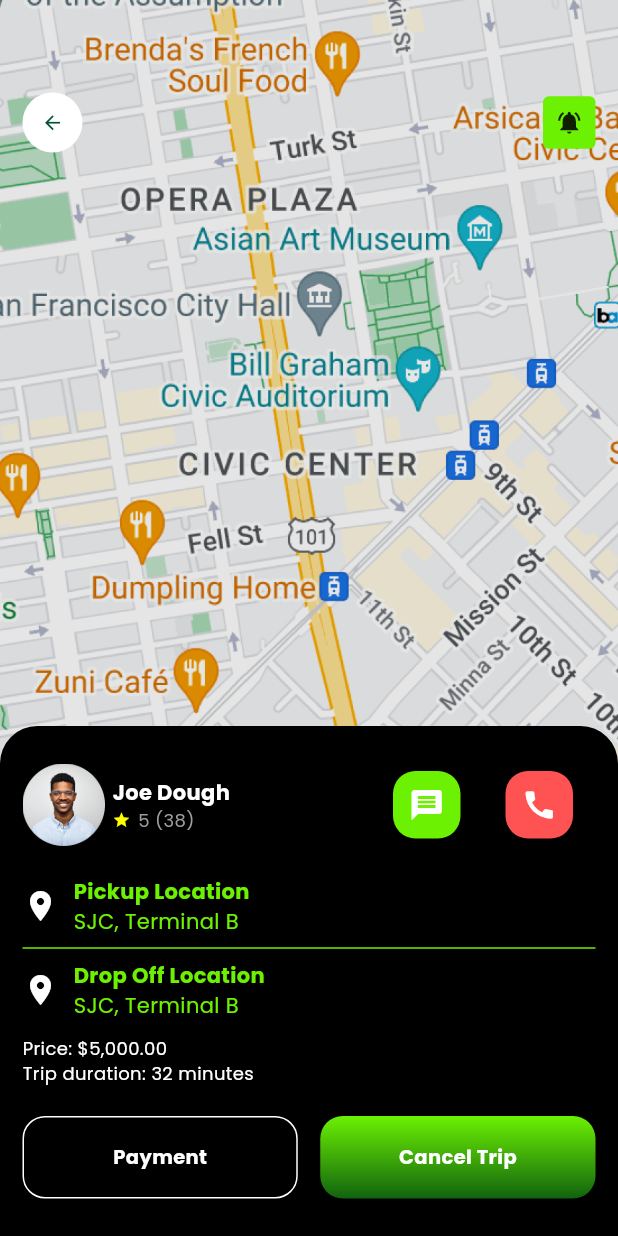
After one commit to Christentimmy/Rider-Eco, a Flutter app: the TripDetailsScreen screen opened directly, on a phone screen of 412 x 824 dp. The commit adds this screen. Run offline on Flutter 3.47's test engine with Material 3 defaults, Android fonts, the phone set to English and light mode, and no system bars; our stand-ins replace country_code_picker, flutter_svg, get, google_fonts, image_picker, pinput.

Commit message:
trip details screen

```diff
--- /dev/null
+++ b/lib/pages/home/trip_details_screen.dart
@@ -0,0 +1,262 @@
+import 'package:flutter/material.dart';
+import 'package:get/get.dart';
+import 'package:rider/resources/colors.dart';
+import 'package:rider/widgets/custom_button.dart';
+
+class TripDetailsScreen extends StatelessWidget {
+  const TripDetailsScreen({super.key});
+
+  @override
+  Widget build(BuildContext context) {
+    return Scaffold(
+      body: Container(
+        padding: const EdgeInsets.only(top: 25),
+        decoration: const BoxDecoration(
+          image: DecorationImage(
+            image: AssetImage("assets/images/map.png"),
+            fit: BoxFit.cover,
+          ),
+        ),
+        child: Column(
+          crossAxisAlignment: CrossAxisAlignment.start,
+          children: [
+            SizedBox(height: Get.height / 22.5),
+            _buildNavBarOnMap(),
+            const Spacer(),
+            _buildWidgetBelowMap(),
+          ],
+        ),
+      ),
+    );
+  }
+
+  Container _buildWidgetBelowMap() {
+    return Container(
+      height: 340,
+      width: double.infinity,
+      padding: const EdgeInsets.symmetric(horizontal: 15, vertical: 15),
+      decoration: const BoxDecoration(
+        color: Colors.black,
+        borderRadius: BorderRadius.only(
+          topLeft: Radius.circular(25),
+          topRight: Radius.circular(25),
+        ),
+      ),
+      child: Column(
+        crossAxisAlignment: CrossAxisAlignment.start,
+        mainAxisAlignment: MainAxisAlignment.center,
+        children: [
+          Row(
+            children: [
+              Image.asset(
+                "assets/images/avater2.png",
+                width: 55,
+              ),
+              const SizedBox(width: 5),
+              const Column(
+                crossAxisAlignment: CrossAxisAlignment.start,
+                children: [
+                  Text(
+                    "Joe Dough",
+                    style: TextStyle(
+                      color: Colors.white,
+                      fontWeight: FontWeight.bold,
+                    ),
+                  ),
+                  Row(
+                    children: [
+                      Icon(
+                        Icons.star,
+                        color: Colors.yellowAccent,
+                        size: 12,
+                      ),
+                      SizedBox(width: 5),
+                      Text(
+                        "5 (38)",
+                        style: TextStyle(
+                          color: Colors.grey,
+                          fontSize: 12,
+                        ),
+                      ),
+                    ],
+                  )
+                ],
+              ),
+              const Spacer(),
+              GestureDetector(
+                onTap: () {
+                  // Get.to(() => ChatScreen());
+                },
+                child: Container(
+                  height: 45,
+                  width: 45,
+                  margin: const EdgeInsets.symmetric(horizontal: 15),
+                  alignment: Alignment.center,
+                  decoration: BoxDecoration(
+                    borderRadius: BorderRadius.circular(15),
+                    color: AppColors.primaryColor,
+                  ),
+                  child: const Icon(
+                    Icons.message,
+                    color: Colors.white,
+                  ),
+                ),
+              ),
+              GestureDetector(
+                // onTap: () => Get.to(() => CallScreen()),
+                child: Container(
+                  height: 45,
+                  width: 45,
+                  margin: const EdgeInsets.symmetric(horizontal: 15),
+                  alignment: Alignment.center,
+                  decoration: BoxDecoration(
+                    borderRadius: BorderRadius.circular(15),
+                    color: Colors.redAccent,
+                  ),
+                  child: const Icon(
+                    Icons.call,
+                    color: Colors.white,
+                  ),
+                ),
+              ),
+            ],
+          ),
+          const SizedBox(height: 20),
+          const Row(
+            children: [
+              Icon(
+                Icons.location_on,
+                color: Colors.white,
+              ),
+              SizedBox(width: 10),
+              Column(
+                crossAxisAlignment: CrossAxisAlignment.start,
+                children: [
+                  Text(
+                    "Pickup Location",
+                    style: TextStyle(
+                      color: AppColors.primaryColor,
+                      fontWeight: FontWeight.bold,
+                    ),
+                  ),
+                  Text(
+                    "SJC, Terminal B",
+                    style: TextStyle(
+                      color: AppColors.primaryColor,
+                    ),
+                  ),
+                ],
+              )
+            ],
+          ),
+          const Divider(color: AppColors.primaryColor),
+          const Row(
+            children: [
+              Icon(
+                Icons.location_on,
+                color: Colors.white,
+              ),
+              SizedBox(width: 10),
+              Column(
+                crossAxisAlignment: CrossAxisAlignment.start,
+                children: [
+                  Text(
+                    "Drop Off Location",
+                    style: TextStyle(
+                      color: AppColors.primaryColor,
+                      fontWeight: FontWeight.bold,
+                    ),
+                  ),
+                  Text(
+                    "SJC, Terminal B",
+                    style: TextStyle(
+                      color: AppColors.primaryColor,
+                    ),
+                  ),
+                ],
+              )
+            ],
+          ),
+          const SizedBox(height: 10),
+          const Text(
+            "Price: \$5,000.00",
+            style: TextStyle(
+              color: Colors.white,
+              fontSize: 12,
+            ),
+          ),
+          const Text(
+            "Trip duration: 32 minutes",
+            style: TextStyle(
+              color: Colors.white,
+              fontSize: 12,
+            ),
+          ),
+          const SizedBox(height: 20),
+          Row(
+            children: [
+              Expanded(
+                child: CommonButton(
+                  text: "Payment",
+                  ontap: () {},
+                  bgColor: Colors.black,
+                  border: Border.all(
+                    width: 1,
+                    color: Colors.white
+                  ),
+                ),
+              ),
+              const SizedBox(width: 15),
+              Expanded(
+                child: CommonButton(
+                  text: "Cancel Trip",
+                  ontap: () {},
+                ),
+              ),
+            ],
+          )
+        ],
+      ),
+    );
+  }
+
+  Padding _buildNavBarOnMap() {
+    return Padding(
+      padding: const EdgeInsets.symmetric(horizontal: 15),
+      child: Row(
+        children: [
+          GestureDetector(
+            onTap: () => Get.back(),
+            child: const CircleAvatar(
+              radius: 20,
+              backgroundColor: Colors.white,
+              child: Icon(
+                Icons.arrow_back,
+                size: 15,
+              ),
+            ),
+          ),
+          const Spacer(),
+          GestureDetector(
+            onTap: () {
+              // Get.to(() => NotificationScreen());
+            },
+            child: Container(
+              height: 35,
+              width: 35,
+              alignment: Alignment.center,
+              decoration: BoxDecoration(
+                color: AppColors.primaryColor,
+                borderRadius: BorderRadius.circular(4),
+              ),
+              child: const Icon(
+                Icons.notifications_active,
+                size: 18,
+              ),
+            ),
+          ),
+        ],
+      ),
+    );
+  }
+}
--- a/lib/pages/home/waiting_ride_screen.dart
+++ b/lib/pages/home/waiting_ride_screen.dart
@@ -1,6 +1,7 @@
 import 'package:flutter/material.dart';
 import 'package:get/get.dart';
 import 'package:rider/pages/home/home_screen.dart';
+import 'package:rider/pages/home/trip_details_screen.dart';
 import 'package:rider/resources/colors.dart';
 import 'package:rider/widgets/custom_button.dart';
 
@@ -148,7 +149,9 @@
                       Expanded(
                         child: CommonButton(
                           text: "Find Trip",
-                          ontap: () {},
+                          ontap: () {
+                            Get.to(()=> TripDetailsScreen());
+                          },
                         ),
                       ),
                     ],
```
